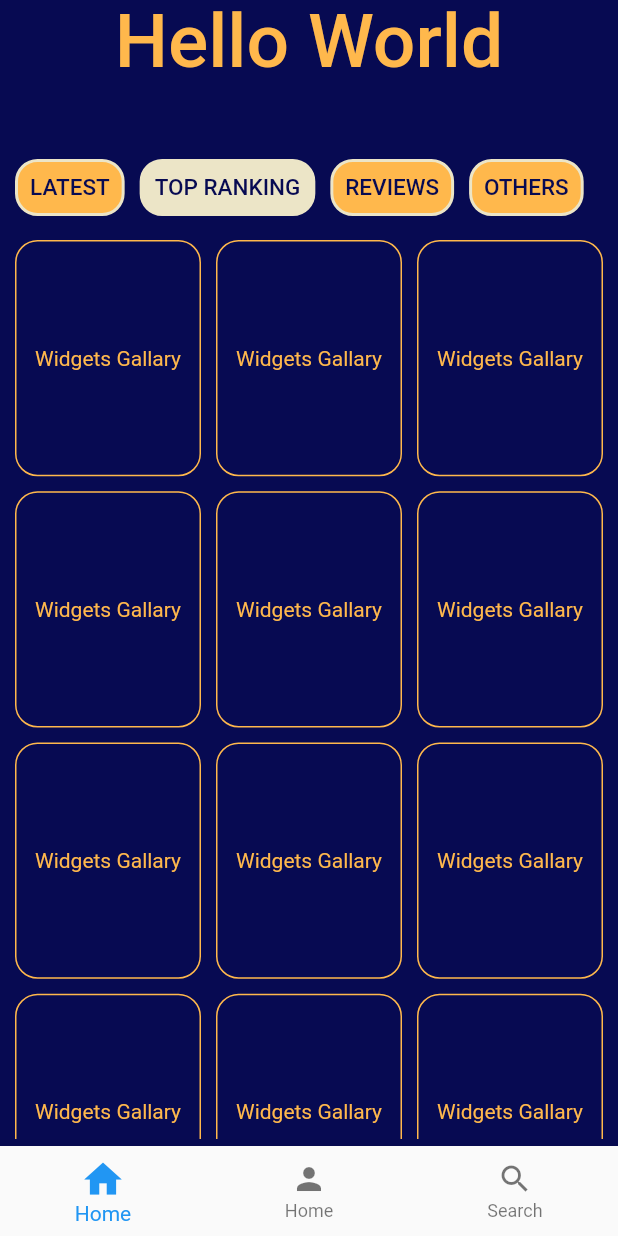
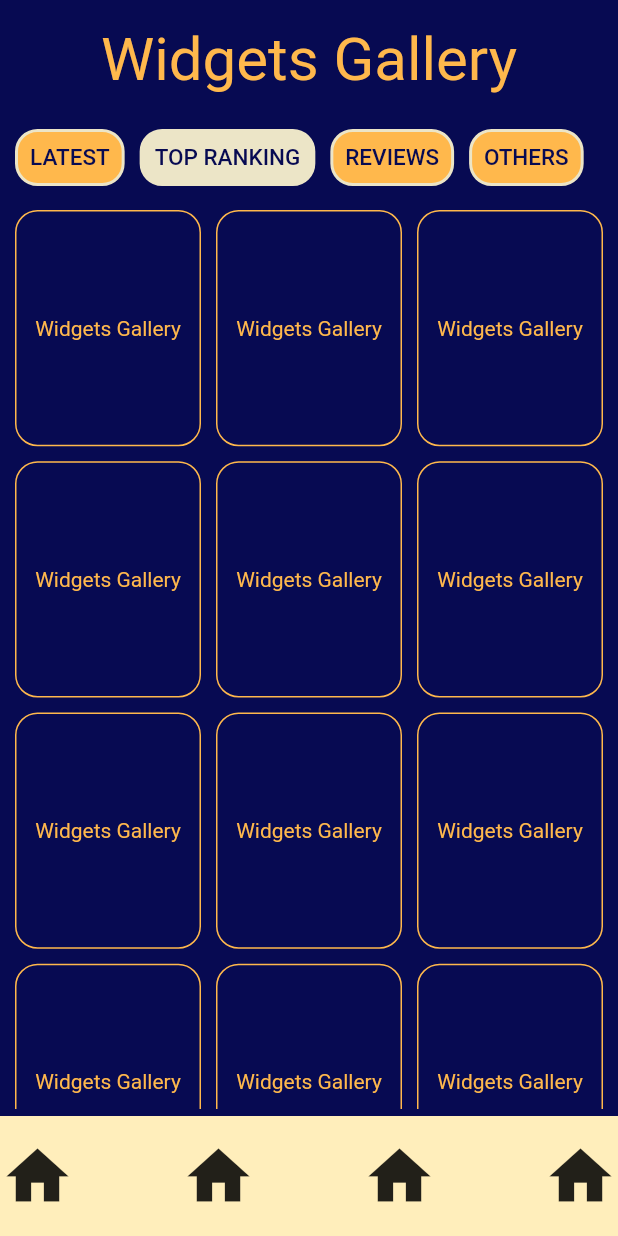
Before and after one commit to nazrul78/flutter_widgets_gallery, a Flutter app: the screen it shows after launch, on a phone screen of 412 x 824 dp. Run offline on Flutter 3.47's test engine with Material 2 defaults, Android fonts, the light colour scheme and no system bars; our stand-ins replace flutter_staggered_animations, get, loading_animation_widget; statements that could not run were skipped.

Commit message:
Changed something

```diff
--- a/lib/src/pages/home_page.dart
+++ b/lib/src/pages/home_page.dart
@@ -125,68 +125,161 @@ class _HomePageState extends State<HomePage> {
       //         ),
       // ),
 
-      bottomNavigationBar: isAppBarShow
-          ? Container(
-              height: bottomBarHeight,
+      bottomNavigationBar: AnimatedContainer(
+        color: AppThemeColors.AppBgColor2,
+        height: isAppBarShow ? 80.0 : 0.0,
         width: Get.width,
-              child: BottomNavigationBar(
-                onTap: (value) {
-                  setState(() {
-                    currentIndex = value;
-                  });
-                },
-                currentIndex:
-                    currentIndex, // this will be set when a new tab is tapped
-                items: [
-                  BottomNavigationBarItem(
-                    label: 'Home',
-                    tooltip: 'Profile',
-                    icon: Icon(Icons.home),
-                    activeIcon: Icon(
+        duration: Duration(milliseconds: 200),
+        child:
+
+            // BottomNavigationBar(
+            //   onTap: (value) {
+            //     setState(() {
+            //       currentIndex = value;
+            //     });
+            //   },
+            //   currentIndex:
+            //       currentIndex, // this will be set when a new tab is tapped
+            //   items: [
+            //     BottomNavigationBarItem(
+            //       label: 'Home',
+            //       tooltip: 'Profile',
+            //       icon: Icon(Icons.home),
+            //       activeIcon: Icon(
+            //         Icons.home,
+            //         size: 30,
+            //         // color: Colors.redAccent,
+            //       ),
+            //     ),
+            //     BottomNavigationBarItem(
+            //       label: 'Home',
+            //       tooltip: 'Profile',
+            //       icon: Icon(Icons.person),
+            //       activeIcon: Icon(
+            //         Icons.person,
+            //         size: 30,
+            //         // color: Colors.redAccent,
+            //       ),
+            //     ),
+            //     BottomNavigationBarItem(
+            //       label: 'Search',
+            //       icon: Icon(Icons.search),
+            //       activeIcon: Icon(
+            //         Icons.search,
+            //         size: 30,
+            //         // color: Colors.redAccent,
+            //       ),
+            //     )
+            //   ],
+            // )
+
+            Row(
+          mainAxisAlignment: MainAxisAlignment.spaceBetween,
+          children: [
+            Icon(
               Icons.home,
-                      size: 30,
-                      // color: Colors.redAccent,
+              size: 50,
             ),
+            Icon(
+              Icons.home,
+              size: 50,
             ),
-                  BottomNavigationBarItem(
-                    label: 'Home',
-                    tooltip: 'Profile',
-                    icon: Icon(Icons.person),
-                    activeIcon: Icon(
-                      Icons.person,
-                      size: 30,
-                      // color: Colors.redAccent,
+            Icon(
+              Icons.home,
+              size: 50,
             ),
+            Icon(
+              Icons.home,
+              size: 50,
             ),
-                  BottomNavigationBarItem(
-                    label: 'Search',
-                    icon: Icon(Icons.search),
-                    activeIcon: Icon(
-                      Icons.search,
-                      size: 30,
-                      // color: Colors.redAccent,
-                    ),
-                  )
           ],
         ),
-            )
-          : null,
+
+        // AppBar(
+        //   backgroundColor: AppThemeColors.AppBarColor1,
+        //   centerTitle: true,
+        //   title: Text(
+        //     'Widgets Gallery',
+        //     style: TextStyle(
+        //         fontSize: 40, color: AppThemeColors.AppTextColor1),
+        //   ),
+        // ),
+      ),
+
+      // bottomNavigationBar: isAppBarShow
+      //     ? Container(
+      //         height: bottomBarHeight,
+      //         width: Get.width,
+      //         child: BottomNavigationBar(
+      //           onTap: (value) {
+      //             setState(() {
+      //               currentIndex = value;
+      //             });
+      //           },
+      //           currentIndex:
+      //               currentIndex, // this will be set when a new tab is tapped
+      //           items: [
+      //             BottomNavigationBarItem(
+      //               label: 'Home',
+      //               tooltip: 'Profile',
+      //               icon: Icon(Icons.home),
+      //               activeIcon: Icon(
+      //                 Icons.home,
+      //                 size: 30,
+      //                 // color: Colors.redAccent,
+      //               ),
+      //             ),
+      //             BottomNavigationBarItem(
+      //               label: 'Home',
+      //               tooltip: 'Profile',
+      //               icon: Icon(Icons.person),
+      //               activeIcon: Icon(
+      //                 Icons.person,
+      //                 size: 30,
+      //                 // color: Colors.redAccent,
+      //               ),
+      //             ),
+      //             BottomNavigationBarItem(
+      //               label: 'Search',
+      //               icon: Icon(Icons.search),
+      //               activeIcon: Icon(
+      //                 Icons.search,
+      //                 size: 30,
+      //                 // color: Colors.redAccent,
+      //               ),
+      //             )
+      //           ],
+      //         ),
+      //       )
+      //     : null,
 
       body: SafeArea(
         child: Column(
           children: <Widget>[
             AnimatedContainer(
-              height: isAppBarShow ? 100.0 : 0.0,
+                color: AppThemeColors.AppBarColor1,
+                height: isAppBarShow ? 80.0 : 0.0,
                 duration: Duration(milliseconds: 200),
-              child: AppBar(
-                backgroundColor: AppThemeColors.AppBarColor1,
-                centerTitle: true,
-                title: Text(
-                  'Hello World',
+                child: Row(
+                  mainAxisAlignment: MainAxisAlignment.center,
+                  children: [
+                    Text(
+                      'Widgets Gallery',
                       style: TextStyle(
-                      fontSize: 50, color: AppThemeColors.AppTextColor1),
+                          fontSize: 40, color: AppThemeColors.AppTextColor1),
                     ),
-              ),
+                  ],
+                )
+
+                // AppBar(
+                //   backgroundColor: AppThemeColors.AppBarColor1,
+                //   centerTitle: true,
+                //   title: Text(
+                //     'Widgets Gallery',
+                //     style: TextStyle(
+                //         fontSize: 40, color: AppThemeColors.AppTextColor1),
+                //   ),
+                // ),
                 ),
             Container(
               height: 50,
@@ -251,7 +344,7 @@ class _HomePageState extends State<HomePage> {
                                           color: AppThemeColors.AppTextColor1)),
                                   child: Center(
                                     child: Text(
-                                      'Widgets Gallary',
+                                      'Widgets Gallery',
                                       style: TextStyle(
                                           color: AppThemeColors.AppTextColor1),
                                     ),
```
Also changed, not shown: lib/src/pages/abc2.dart (+32 -5 lines). Lines whose indentation alone changed are shown as unchanged.
